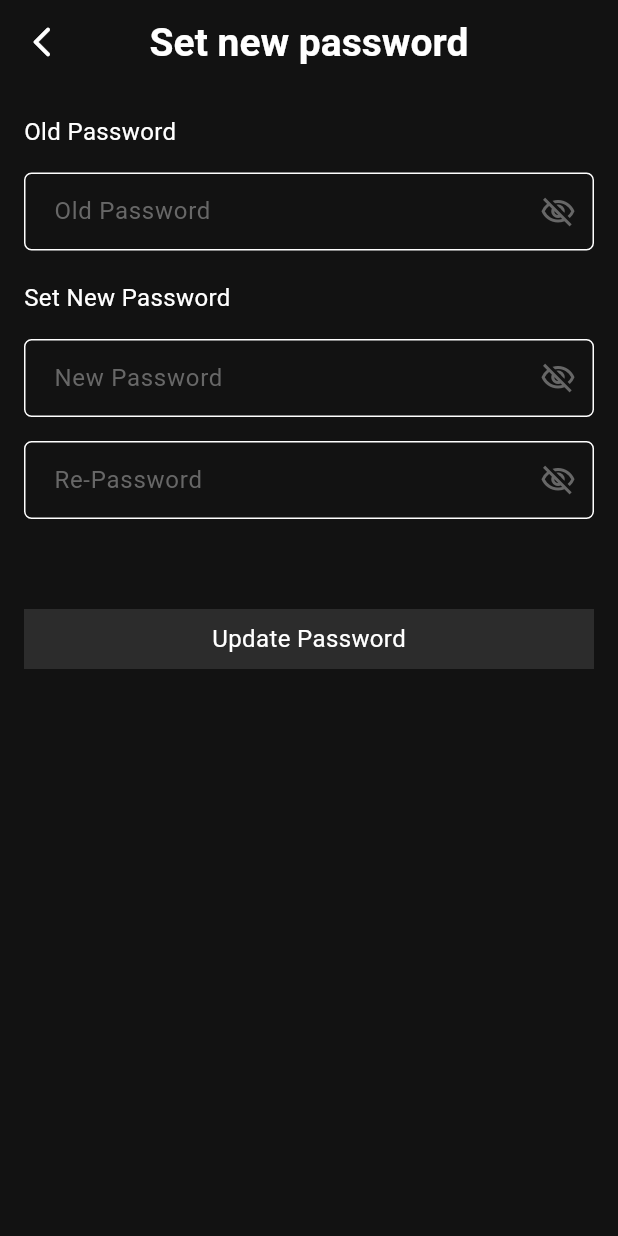
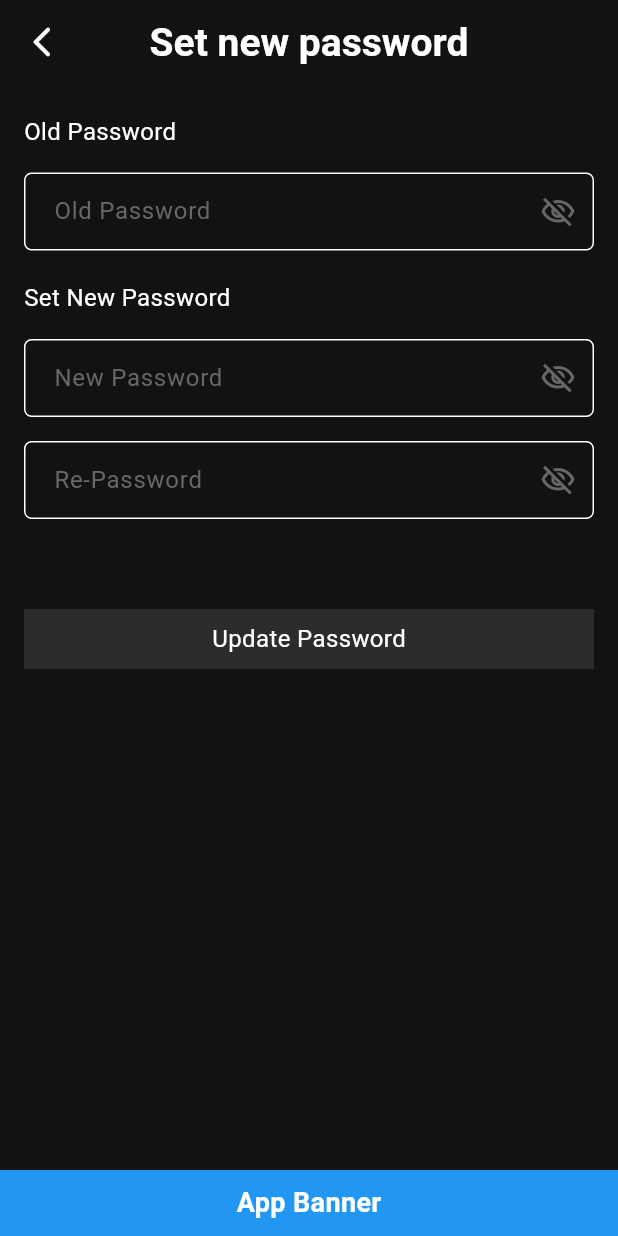
Before and after one commit to manglesh-0605/chords-app, a Flutter app: the SetPassword screen opened directly, on a phone screen of 412 x 824 dp. Run offline on Flutter 3.47's test engine with Material 3 defaults, Android fonts, the light colour scheme and no system bars; our stand-ins replace flutter_screenutil.

Commit message:
updated the set password screen

```diff
--- a/lib/view/auth/profile/set_password.dart
+++ b/lib/view/auth/profile/set_password.dart
@@ -15,12 +15,15 @@ class SetPassword extends StatelessWidget {
     TextEditingController confPassword = TextEditingController();
     ValueNotifier obscureOldPassword = ValueNotifier<bool>(true);
     ValueNotifier obscureNewPassword = ValueNotifier<bool>(true);
+
     return Scaffold(
       appBar: AppBar(
         leading: backIcon(context),
         title: const Text("Set new password"),
       ),
-      body: SingleChildScrollView(
+      body: Stack(
+        children: [
+          SingleChildScrollView(
             child: Padding(
               padding: EdgeInsets.symmetric(horizontal: 16.w),
               child: Column(
@@ -49,7 +52,8 @@ class SetPassword extends StatelessWidget {
                             size: 24.r,
                           ),
                           onPressed: () {
-                        obscureOldPassword.value = !obscureOldPassword.value;
+                            obscureOldPassword.value =
+                                !obscureOldPassword.value;
                           },
                         ),
                       );
@@ -79,7 +83,8 @@ class SetPassword extends StatelessWidget {
                             size: 24.r,
                           ),
                           onPressed: () {
-                        obscureNewPassword.value = !obscureNewPassword.value;
+                            obscureNewPassword.value =
+                                !obscureNewPassword.value;
                           },
                         ),
                       );
@@ -104,7 +109,8 @@ class SetPassword extends StatelessWidget {
                             size: 24.r,
                           ),
                           onPressed: () {
-                        obscureNewPassword.value = !obscureNewPassword.value;
+                            obscureNewPassword.value =
+                                !obscureNewPassword.value;
                           },
                         ),
                       );
@@ -125,6 +131,26 @@ class SetPassword extends StatelessWidget {
               ),
             ),
           ),
+          Align(
+            alignment: Alignment.bottomCenter,
+            child: Container(
+              height: 44.h,
+              width: double.infinity,
+              color: Colors.blue, // Replace with your desired banner color
+              child: Center(
+                child: Text(
+                  'App Banner',
+                  style: textStyle(
+                    fontSize: 18.sp,
+                    weight: FontWeight.bold,
+                    color: Colors.white,
+                  ),
+                ),
+              ),
+            ),
+          ),
+        ],
+      ),
     );
   }
 }
```
Lines whose indentation alone changed are shown as unchanged.
